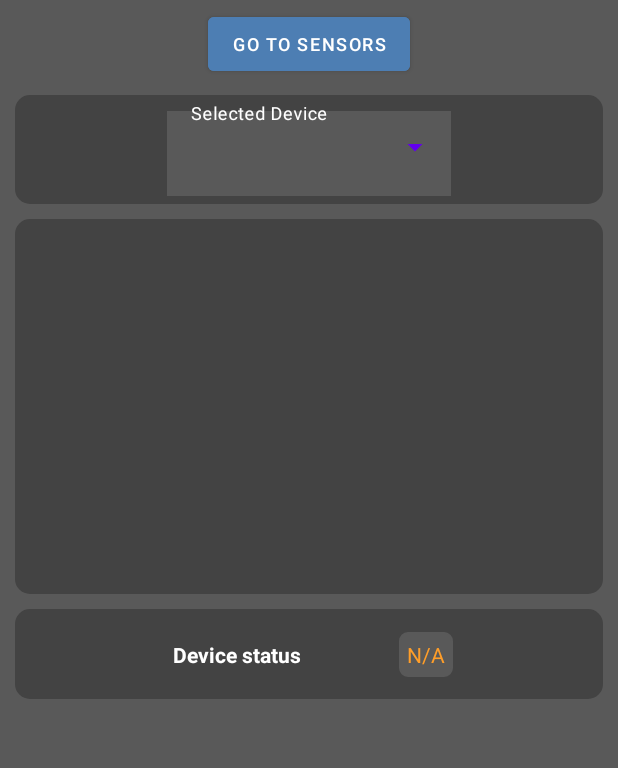
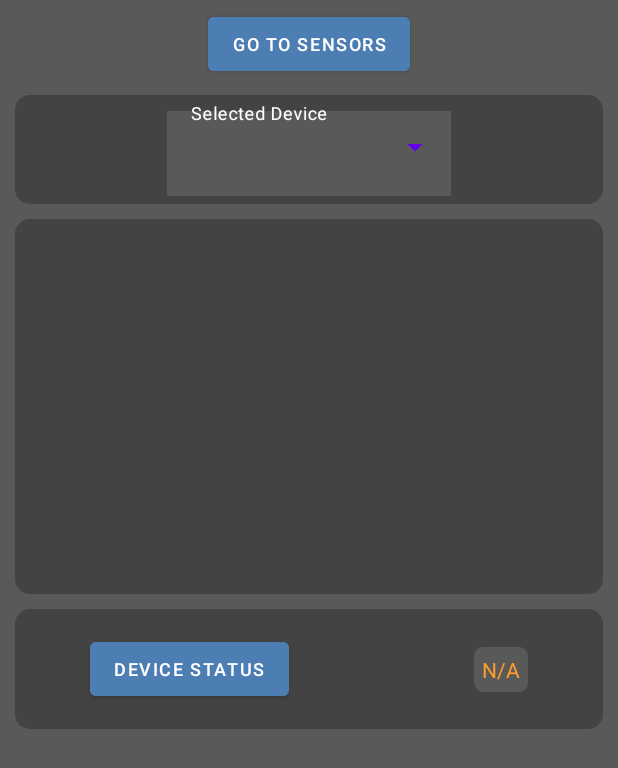
Before and after one commit to straits92/Monitor, an Android app: the DeviceActivity screen opened directly, with no data from a screen before it, on a phone screen of 412 x 824 dp. Shown: the top 768 px of the screen. Run offline under Robolectric (Android 15) with nearby library versions, the light colour scheme and no system bars; libraries missing offline, so code that uses them is left out: com.hivemq.client.

Commit message:
Add device online check

```diff
--- a/app/src/main/java/com/example/monitor/DeviceActivity.java
+++ b/app/src/main/java/com/example/monitor/DeviceActivity.java
@@ -31,6 +31,7 @@ public class DeviceActivity extends AppCompatActivity {
     private static final String TAG = "DeviceActivity";
     private DeviceActivityViewModel deviceViewModel;
     private Context appContext;
+    private Integer currentDeviceIndex = MonitorEnums.NO_DEVICE_SELECTED;
 
     /* declare display elements here */
     private AutoCompleteTextView dropDownListDevices;
@@ -40,6 +41,7 @@ public class DeviceActivity extends AppCompatActivity {
     private Button hiddenTwo;
     private Switch ledLdrSwitch;
     private TextView deviceStatus;
+    private Button deviceStatusButton;
 
     private Integer LEDIntensity;
     static final String LED = "LEDIntensity"; // key for fetching value from savedinstance
@@ -101,6 +103,7 @@ public class DeviceActivity extends AppCompatActivity {
         seekBar = findViewById(R.id.varyingOutputSeekBar);
         ledLdrSwitch = findViewById(R.id.LED_LDR_switch);
         deviceStatus = findViewById(R.id.deviceStatus);
+        deviceStatusButton = findViewById(R.id.deviceStatusButton);
         hideDeviceControlElements();
 
         /* set up dropdown list based on hardcoded parameters */
@@ -131,17 +134,22 @@ public class DeviceActivity extends AppCompatActivity {
                 String selectedParameter = dropDownListDevices.getText().toString();
                 hideDeviceControlElements();
                 if (selectedParameter.equals("LED Light")) {
+                    currentDeviceIndex = MonitorEnums.LED_DEVICE;
                     seekBar.setVisibility(View.VISIBLE);
                     seekBar.setClickable(true);
                     ledLdrSwitch.setVisibility(View.VISIBLE);
                     ledLdrSwitch.setClickable(true);
                 } else if (selectedParameter.equals("Placeholder 1")) {
+                    currentDeviceIndex = MonitorEnums.NO_DEVICE_SELECTED;
                     hiddenOne.setVisibility(View.VISIBLE);
                     hiddenOne.setClickable(true);
                 } else if (selectedParameter.equals("Placeholder 2")) {
+                    currentDeviceIndex = MonitorEnums.NO_DEVICE_SELECTED;
                     hiddenTwo.setVisibility(View.VISIBLE);
                     hiddenTwo.setClickable(true);
-                } else {}
+                } else {
+                    currentDeviceIndex = MonitorEnums.NO_DEVICE_SELECTED;
+                }
 
             }
         });
@@ -177,15 +185,6 @@ public class DeviceActivity extends AppCompatActivity {
                     seekBar.setEnabled(true);
                 }
 
-                /* check if devices online by subscribing async to device status topic */
-                // should run async, but if the WiFi module publishes that which pico
-                // echoed too slowly, it will say "offline". so it's best to make this a
-                // user-prompted functionality? either way it only makes sense when the
-                // user is directly varying the output. if it's sensor-dependent, then
-                // the app has no reference value to compare with the Pico echo.
-                // so again in this case the criterium for the device being online
-                // is the timestamp available in a json on its status topic.
-                // checkIfDeviceOnline(MonitorEnums.LED_DEVICE, 0);
             }
         });
 
@@ -218,25 +217,57 @@ public class DeviceActivity extends AppCompatActivity {
                 LEDIntensity = seekBar.getProgress();
             }
         });
+
+        deviceStatusButton.setOnClickListener(new View.OnClickListener() {
+            @Override
+            public void onClick(View v) {
+                if (currentDeviceIndex == MonitorEnums.NO_DEVICE_SELECTED) {
+                    Log.d(TAG, "onClick: no device selected");
+                    Toast.makeText(appContext,
+                            "No device selected", Toast.LENGTH_SHORT).show();
+//                    deviceStatus.setText("N/A");
+
+                } else {
+                    Log.d(TAG, "onClick: valid device selected, index "+ currentDeviceIndex);
+                    checkIfDeviceOnline();
+                }
+            }
+        });
+
     }
 
-    /* criterium for device being online is if it echoes the value which was last sent to it */
-    private void checkIfDeviceOnline(int deviceIndex, int deviceValue) {
+    /* criterium for device being online is if its timestamp is within 2 minutes */
+    private void checkIfDeviceOnline() {
 
         Mqtt5Client mqtt5Client = MQTTConnection.getClient();
-        String topic = TopicData.getDeviceStatusTopics(deviceIndex);
+        String topic = TopicData.getDeviceStatusTopics(currentDeviceIndex);
         mqtt5Client.toAsync().subscribeWith().topicFilter(topic)/*.qos(MqttQos.AT_LEAST_ONCE)*/
                 .callback(publish -> {
                     String payload = new String(publish.getPayloadAsBytes(), StandardCharsets.UTF_8);
                     System.out.println("Received data in callback, topic: " + topic + ", payload: " + payload);
                     mqtt5Client.toBlocking().unsubscribeWith().topicFilter(topic).send();
-                    int deviceValueFromJson = 0; // ParseUtils.parseDeviceJsonTimestamp(payload);
+                    long deviceTimestampMillis = ParseUtils.parseDeviceJsonTimestamp(payload) - MonitorConstants.TIMEZONE_OFFSET;
+                    long currentTime = System.currentTimeMillis() /*+ MonitorConstants.TIMEZONE_OFFSET*/;
 
-                    // then setText
-                    if (deviceValueFromJson == deviceValue) {
-                        deviceStatus.setText("ONLINE");
+                    Log.d(TAG, "checkIfDeviceOnline: deviceTimestamp: "
+                            + deviceTimestampMillis+ ", currentTime: " + currentTime
+                            + " difference: "+Math.abs(deviceTimestampMillis - currentTime));
+                    if (Math.abs(deviceTimestampMillis - currentTime) < MonitorConstants.TWO_MINUTES) {
+                        deviceStatus.post(new Runnable() {
+                            @Override
+                            public void run() {
+                                deviceStatus.setText("ONLINE");
+                            }
+                        });
+                        Log.d(TAG, "checkIfDeviceOnline: device is online");
                     } else {
-                        deviceStatus.setText("OFFLINE");
+                        deviceStatus.post(new Runnable() {
+                            @Override
+                            public void run() {
+                                deviceStatus.setText("OFFLINE");
+                            }
+                        });
+                        Log.d(TAG, "checkIfDeviceOnline: device is offline");
                     }
 
                 }).send();
--- a/app/src/main/java/com/example/monitor/MonitorConstants.java
+++ b/app/src/main/java/com/example/monitor/MonitorConstants.java
@@ -22,12 +22,15 @@ public class MonitorConstants {
     public static final Integer PERIODIC_DELAY_MAINTENANCE = 3600; // make it once a day? 3600 for now
 
     /* duration in millis */
+    public static final Integer TEN_SECONDS = 10000;
     public static final Integer TEN_MINUTES = 600000;
     public static final Integer ONE_HOUR = 3600000;
     public static final Integer TWO_HOURS = 3600000*2;
     public static final Integer ONE_DAY = 86400000;
     public static final Integer STD_TIMEOUT = 4000;
     public static final Integer TWO_MINUTES = 120000;
+    public static final Integer TIMEZONE_OFFSET = MonitorConstants.TWO_HOURS;
+
 
     public static final String SENSOR_READING_FORMAT = "VX;TX|";
     public static final String DATE_TIME_PATTERN = "yyyy-MM-dd'T'HH:mm:ssXXX";
--- a/app/src/main/java/com/example/monitor/MonitorEnums.java
+++ b/app/src/main/java/com/example/monitor/MonitorEnums.java
@@ -26,5 +26,6 @@ public class MonitorEnums {
 
     /* enums for devices */
     public static final Integer LED_DEVICE = 0;
+    public static final Integer NO_DEVICE_SELECTED = -1;
 
 }
--- a/app/src/main/res/layout/activity_device.xml
+++ b/app/src/main/res/layout/activity_device.xml
@@ -11,7 +11,7 @@
     <androidx.constraintlayout.widget.ConstraintLayout
         android:id="@+id/deviceStatusContainer"
         android:layout_width="match_parent"
-        android:layout_height="60dp"
+        android:layout_height="80dp"
         android:layout_marginStart="10dp"
         android:layout_marginTop="10dp"
         android:layout_marginEnd="10dp"
@@ -28,7 +28,7 @@
             android:id="@+id/deviceStatus"
             android:layout_width="wrap_content"
             android:layout_height="wrap_content"
-            android:layout_marginEnd="100dp"
+            android:layout_marginEnd="50dp"
             android:background="@drawable/text_border_2"
             android:padding="5dp"
             android:text="@string/sensorReadingTimestamp"
@@ -37,18 +37,21 @@
             app:layout_constraintEnd_toEndOf="parent"
             app:layout_constraintTop_toTopOf="parent" />
 
-        <TextView
-            android:id="@+id/deviceStatusHeader"
+        <Button
+            android:id="@+id/deviceStatusButton"
             android:layout_width="wrap_content"
             android:layout_height="wrap_content"
-            android:layout_marginStart="100dp"
-            android:padding="5dp"
-            android:text="@string/deviceStatusHeader"
+            android:layout_marginStart="50dp"
+            android:backgroundTint="@color/button_blue"
+            android:text="@string/deviceStatusButton"
             android:textColor="@color/white"
-            android:textStyle="bold"
+            android:textSize="12sp"
             app:layout_constraintBottom_toBottomOf="parent"
+            app:layout_constraintEnd_toEndOf="parent"
+            app:layout_constraintHorizontal_bias="0.0"
             app:layout_constraintStart_toStartOf="parent"
             app:layout_constraintTop_toTopOf="parent" />
+
 
     </androidx.constraintlayout.widget.ConstraintLayout>
 
--- a/app/src/main/res/values/strings.xml
+++ b/app/src/main/res/values/strings.xml
@@ -30,6 +30,7 @@
     <string name="locationDisplay">Belgrade</string>
     <string name="sensorStatusHeader">Status</string>
     <string name="deviceStatusHeader">Device status</string>
+    <string name="deviceStatusButton">Device status</string>
     <string-array name="monitoring_parameters">
         <item>Temperature</item>
         <item>Humidity</item>
```
Also changed, not shown: app/src/main/java/com/example/monitor/repositories/parseutils/ParseUtils.java (+14 -0 lines).
